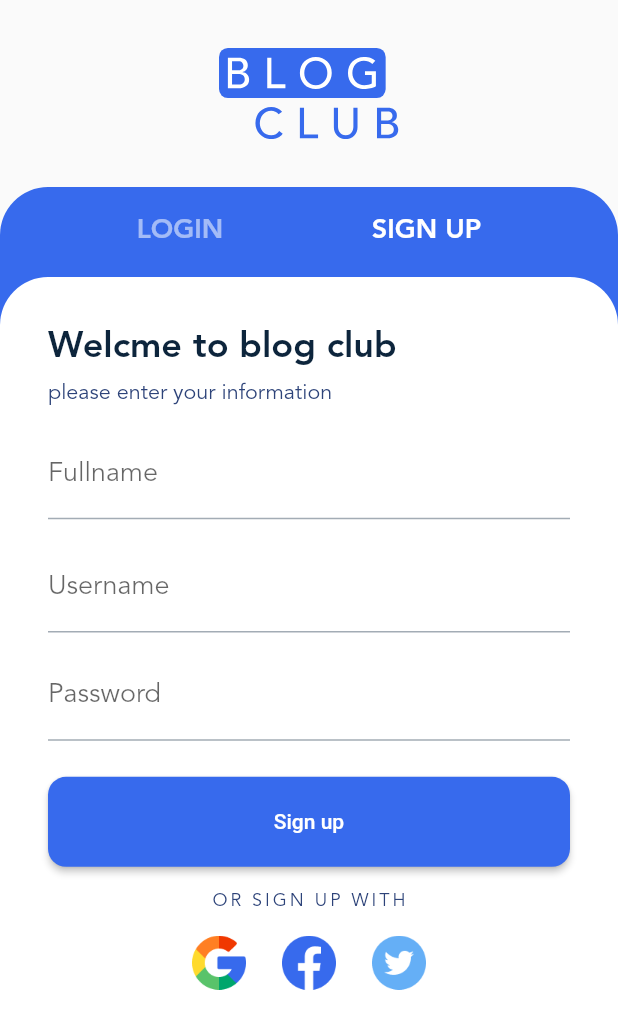
After one commit to alikazemidev/blog-club-clone-flutter, a Flutter app: the AuthSCreen screen opened directly, after a tap on "SIGN UP", on a phone screen of 412 x 824 dp. The commit adds this screen. Shown: the top 1029 px of the screen. Run offline on Flutter 3.47's test engine with Material 2 defaults, Android fonts, the light colour scheme and no system bars; our stand-ins replace dotted_border, flutter_svg, smooth_page_indicator; generated files the repository leaves out were written again.

Commit message:
complete auth screen

```diff
--- /dev/null
+++ b/lib/auth.dart
@@ -0,0 +1,327 @@
+import 'package:blog_club7/constants.dart';
+import 'package:blog_club7/gen/assets.gen.dart';
+import 'package:flutter/material.dart';
+
+class AuthSCreen extends StatefulWidget {
+  const AuthSCreen({super.key});
+
+  @override
+  State<AuthSCreen> createState() => _AuthSCreenState();
+}
+
+class _AuthSCreenState extends State<AuthSCreen> {
+  static const int loginTab = 0;
+  static const int signupTab = 1;
+  int selectedIndex = loginTab;
+  @override
+  Widget build(BuildContext context) {
+    ThemeData themeData = Theme.of(context);
+    TextStyle kTabTextStyle = TextStyle(
+      fontWeight: FontWeight.bold,
+      fontSize: 18,
+      color: themeData.colorScheme.onPrimary,
+    );
+    return Scaffold(
+      body: SafeArea(
+        child: Column(
+          children: [
+            // LOGO
+            Padding(
+              padding: const EdgeInsets.all(32.0),
+              child: Assets.img.icons.logo.svg(width: 120),
+            ),
+            Expanded(
+              //  blue container
+              child: Container(
+                decoration: BoxDecoration(
+                  color: themeData.colorScheme.primary,
+                  borderRadius: BorderRadius.only(
+                    topLeft: Radius.circular(32),
+                    topRight: Radius.circular(32),
+                  ),
+                ),
+                // login /sign up text and white container
+                child: Column(
+                  children: [
+                    SizedBox(
+                      height: 60,
+                      child: Row(
+                        mainAxisAlignment: MainAxisAlignment.spaceEvenly,
+                        children: [
+                          TextButton(
+                            onPressed: () {
+                              setState(() {
+                                if (selectedIndex == signupTab) {
+                                  selectedIndex = loginTab;
+                                }
+                                return;
+                              });
+                            },
+                            child: Text(
+                              'Login'.toUpperCase(),
+                              style: kTabTextStyle.apply(
+                                color: selectedIndex == loginTab
+                                    ? themeData.colorScheme.onPrimary
+                                    : Colors.white54,
+                              ),
+                            ),
+                          ),
+                          TextButton(
+                            onPressed: () {
+                              setState(() {
+                                if (selectedIndex == loginTab) {
+                                  selectedIndex = signupTab;
+                                }
+                                return;
+                              });
+                            },
+                            child: Text(
+                              'Sign up'.toUpperCase(),
+                              style: kTabTextStyle.apply(
+                                color: selectedIndex == signupTab
+                                    ? themeData.colorScheme.onPrimary
+                                    : Colors.white54,
+                              ),
+                            ),
+                          ),
+                        ],
+                      ),
+                    ),
+                    Expanded(
+                      child: Container(
+                        decoration: BoxDecoration(
+                          color: themeData.colorScheme.surface,
+                          borderRadius: BorderRadius.only(
+                            topLeft: Radius.circular(32),
+                            topRight: Radius.circular(32),
+                          ),
+                        ),
+                        child: SingleChildScrollView(
+                          child: Padding(
+                            padding: const EdgeInsets.all(32),
+                            child: selectedIndex == loginTab
+                                ? _Login(themeData: themeData)
+                                : _SignUp(themeData: themeData),
+                          ),
+                        ),
+                      ),
+                    ),
+                  ],
+                ),
+              ),
+            ),
+          ],
+        ),
+      ),
+    );
+  }
+}
+
+class _Login extends StatelessWidget {
+  const _Login({
+    Key? key,
+    required this.themeData,
+  }) : super(key: key);
+
+  final ThemeData themeData;
+
+  @override
+  Widget build(BuildContext context) {
+    return Column(
+      crossAxisAlignment: CrossAxisAlignment.start,
+      children: [
+        Text(
+          'Welcme back',
+          style: themeData.textTheme.headline4,
+        ),
+        SizedBox(height: 8),
+        Text(
+          'Sign in with your account',
+          style: themeData.textTheme.subtitle1!.apply(
+            fontSizeFactor: .8,
+          ),
+        ),
+        SizedBox(height: 16),
+        TextField(
+          decoration: InputDecoration(
+            label: Text('Username'),
+          ),
+        ),
+        SizedBox(
+          height: 12,
+        ),
+        PasswordTextfield(),
+        SizedBox(
+          height: 24,
+        ),
+        ElevatedButton(
+          style: ElevatedButton.styleFrom(
+            minimumSize: Size(
+              MediaQuery.of(context).size.width,
+              60,
+            ),
+            shape: RoundedRectangleBorder(
+              borderRadius: BorderRadius.circular(12),
+            ),
+          ),
+          onPressed: () {},
+          child: Text('LOGIN'),
+        ),
+        Row(
+          mainAxisAlignment: MainAxisAlignment.center,
+          children: [
+            Text('Forget your password?'),
+            SizedBox(width: 8),
+            TextButton(
+              onPressed: () {},
+              child: Text('Reset here'),
+            ),
+          ],
+        ),
+        SizedBox(height: 16),
+        Center(
+          child: Text(
+            'Or Sign in with'.toUpperCase(),
+            style: TextStyle(letterSpacing: 2),
+          ),
+        ),
+        SizedBox(height: 16),
+        Row(
+          mainAxisAlignment: MainAxisAlignment.center,
+          children: [
+            Assets.img.icons.google.image(width: 36, height: 36),
+            SizedBox(
+              width: 24,
+            ),
+            Assets.img.icons.facebook.image(width: 36, height: 36),
+            SizedBox(
+              width: 24,
+            ),
+            Assets.img.icons.twitter.image(width: 36, height: 36),
+          ],
+        ),
+      ],
+    );
+  }
+}
+
+class _SignUp extends StatelessWidget {
+  const _SignUp({
+    Key? key,
+    required this.themeData,
+  }) : super(key: key);
+
+  final ThemeData themeData;
+
+  @override
+  Widget build(BuildContext context) {
+    return Column(
+      crossAxisAlignment: CrossAxisAlignment.start,
+      children: [
+        Text(
+          'Welcme to blog club',
+          style: themeData.textTheme.headline4,
+        ),
+        SizedBox(height: 8),
+        Text(
+          'please enter your information',
+          style: themeData.textTheme.subtitle1!.apply(
+            fontSizeFactor: .8,
+          ),
+        ),
+        SizedBox(height: 16),
+        TextField(
+          decoration: InputDecoration(
+            label: Text('Fullname'),
+          ),
+        ),
+        SizedBox(height: 16),
+        TextField(
+          decoration: InputDecoration(
+            label: Text('Username'),
+          ),
+        ),
+        SizedBox(
+          height: 12,
+        ),
+        PasswordTextfield(),
+        SizedBox(
+          height: 24,
+        ),
+        ElevatedButton(
+          style: ElevatedButton.styleFrom(
+            minimumSize: Size(
+              MediaQuery.of(context).size.width,
+              60,
+            ),
+            shape: RoundedRectangleBorder(
+              borderRadius: BorderRadius.circular(12),
+            ),
+          ),
+          onPressed: () {},
+          child: Text('Sign up'),
+        ),
+        SizedBox(height: 16),
+        Center(
+          child: Text(
+            'Or Sign up with'.toUpperCase(),
+            style: TextStyle(letterSpacing: 2),
+          ),
+        ),
+        SizedBox(height: 16),
+        Row(
+          mainAxisAlignment: MainAxisAlignment.center,
+          children: [
+            Assets.img.icons.google.image(width: 36, height: 36),
+            SizedBox(
+              width: 24,
+            ),
+            Assets.img.icons.facebook.image(width: 36, height: 36),
+            SizedBox(
+              width: 24,
+            ),
+            Assets.img.icons.twitter.image(width: 36, height: 36),
+          ],
+        ),
+      ],
+    );
+  }
+}
+
+class PasswordTextfield extends StatefulWidget {
+  const PasswordTextfield({
+    Key? key,
+  }) : super(key: key);
+
+  @override
+  State<PasswordTextfield> createState() => _PasswordTextfieldState();
+}
+
+class _PasswordTextfieldState extends State<PasswordTextfield> {
+  bool obscureText = true;
+  @override
+  Widget build(BuildContext context) {
+    return TextField(
+      obscureText: obscureText,
+      enableSuggestions: false,
+      autocorrect: false,
+      decoration: InputDecoration(
+        label: Text('Password'),
+        suffix: InkWell(
+          onTap: () {
+            setState(() {
+              obscureText = !obscureText;
+            });
+          },
+          child: Text(
+            obscureText ? 'Show' : 'Hide',
+            style: TextStyle(
+              fontSize: 14,
+              color: Theme.of(context).colorScheme.primary,
+            ),
+          ),
+        ),
+      ),
+    );
+  }
+}
--- a/lib/onboarding.dart
+++ b/lib/onboarding.dart
@@ -1,3 +1,4 @@
+import 'package:blog_club7/auth.dart';
 import 'package:blog_club7/data.dart';
 import 'package:blog_club7/gen/assets.gen.dart';
 import 'package:blog_club7/home_scree.dart';
@@ -117,7 +118,7 @@ class _OboardingScreenState extends State<OboardingScreen> {
                             if (page == items.length - 1) {
                               Navigator.of(context).pushReplacement(
                                 MaterialPageRoute(
-                                  builder: (context) => HomePage(),
+                                  builder: (context) => AuthSCreen(),
                                 ),
                               );
                             } else {
```
Also changed, not shown: lib/constants.dart (line endings or trailing spaces).
